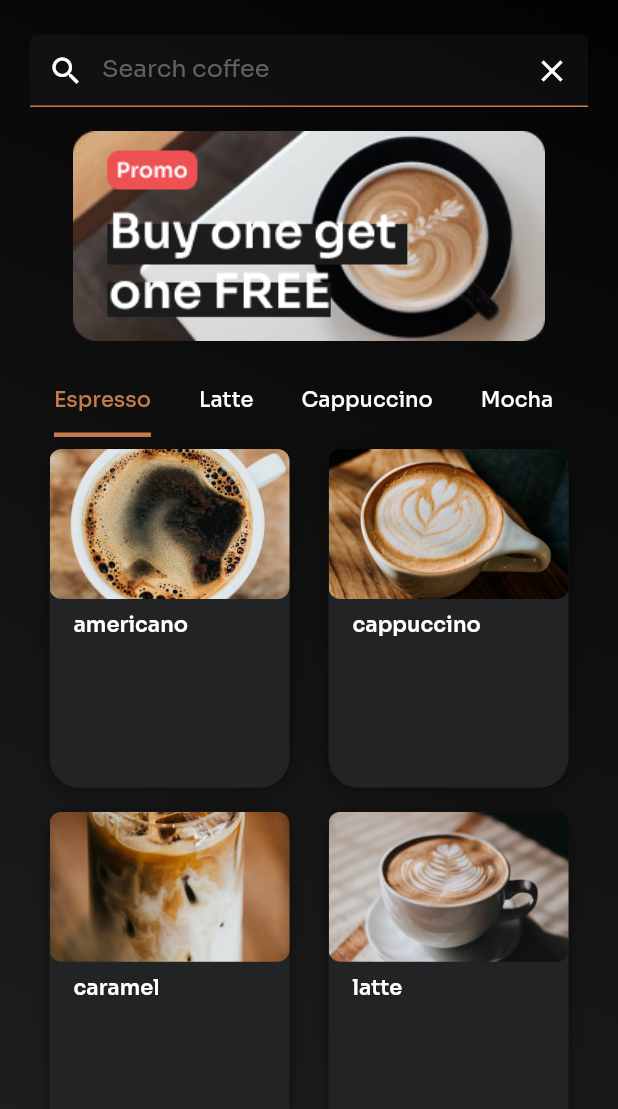
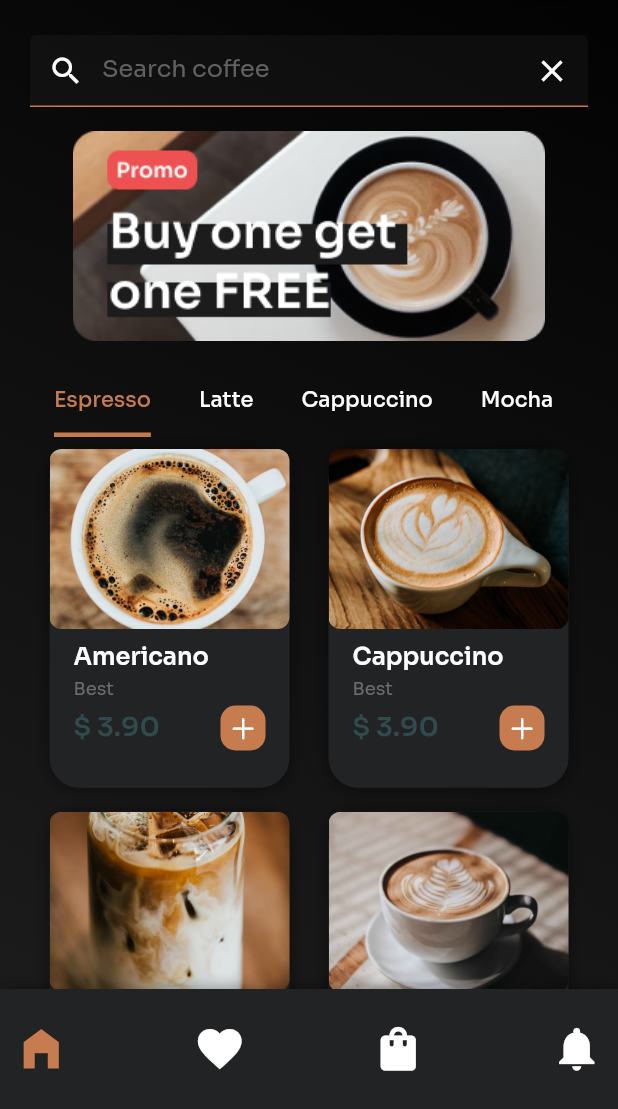
Before and after one commit to madbull12/flutter-coffee-ui, a Flutter app: the HomeScreen screen opened directly, on a phone screen of 412 x 824 dp, the part 127-1236 px from its top. Run offline on Flutter 3.47's test engine with Material 2 defaults, Android fonts, the phone set to English and light mode, and no system bars; our stand-ins replace glassmorphism, google_fonts.

Commit message:
detail item screen

```diff
--- a/lib/screens/home_screen.dart
+++ b/lib/screens/home_screen.dart
@@ -1,3 +1,4 @@
+import 'package:coffee_shop_app/widgets/bottom_bar.dart';
 import 'package:coffee_shop_app/widgets/items_widget.dart';
 import 'package:flutter/material.dart';
 
@@ -145,6 +146,7 @@ class _HomeScreenState extends State<HomeScreen>
         //   ],
         // ),
       ))),
+      bottomNavigationBar: const BottomBar(),
     );
   }
 }
--- /dev/null
+++ b/lib/widgets/bottom_bar.dart
@@ -0,0 +1,28 @@
+import 'package:flutter/material.dart';
+
+class BottomBar extends StatelessWidget {
+  const BottomBar({super.key});
+
+  @override
+  Widget build(BuildContext context) {
+    return Container(
+      padding: const EdgeInsets.symmetric(horizontal: 10.0),
+      height: 80,
+      decoration: BoxDecoration(color: const Color(0xff212325), boxShadow: [
+        BoxShadow(
+            color: Colors.black.withOpacity(0.4),
+            spreadRadius: 1,
+            blurRadius: 8)
+      ]),
+      child: Row(
+        mainAxisAlignment: MainAxisAlignment.spaceBetween,
+        children: const [
+          Icon(Icons.home_filled, color: Color(0xFFC67C4E), size: 35),
+          Icon(Icons.favorite, color: Colors.white, size: 35),
+          Icon(Icons.shopping_bag_rounded, color: Colors.white, size: 35),
+          Icon(Icons.notifications, color: Colors.white, size: 35),
+        ],
+      ),
+    );
+  }
+}
--- a/lib/widgets/items_widget.dart
+++ b/lib/widgets/items_widget.dart
@@ -1,4 +1,12 @@
+import 'package:coffee_shop_app/screens/item_details_screen.dart';
+import 'package:flutter/cupertino.dart';
 import 'package:flutter/material.dart';
+
+extension StringExtension on String {
+  String capitalize() {
+    return "${this[0].toUpperCase()}${this.substring(1).toLowerCase()}";
+  }
+}
 
 class ItemsWidget extends StatelessWidget {
   const ItemsWidget({super.key});
@@ -33,32 +41,71 @@ class ItemsWidget extends StatelessWidget {
                 ]),
             child:
                 Column(crossAxisAlignment: CrossAxisAlignment.start, children: [
-              // InkWell(
-              //   borderRadius: BorderRadius.circular(20.0),
-              //   child: Container(
-              //     child: Image.asset("assets/images/${images[i]}.jpg",
-              //         fit: BoxFit.cover, height: 100, width: double.infinity),
-              //   ),
-              // )
-              Container(
+              InkWell(
+                onTap: () => Navigator.push(
+                    context,
+                    MaterialPageRoute(
+                        builder: (context) => ItemDetailsScreen(images[i]))),
+                borderRadius: BorderRadius.circular(20.0),
+                child: Container(
                     width: double.infinity,
-                  height: 100.0,
+                    height: 120.0,
                     decoration: BoxDecoration(
-                      borderRadius: BorderRadius.all(Radius.circular(8.0)),
+                        borderRadius:
+                            const BorderRadius.all(Radius.circular(8.0)),
                         image: DecorationImage(
                             image: AssetImage("assets/images/${images[i]}.jpg"),
                             fit: BoxFit.cover))),
-              SizedBox(
+              ),
+              const SizedBox(
                 height: 8,
               ),
               Padding(
-                padding: EdgeInsets.symmetric(horizontal: 16.0),
-                child: Text(
-                  "${images[i]}",
+                  padding: const EdgeInsets.symmetric(horizontal: 16.0),
+                  child: Column(
+                      crossAxisAlignment: CrossAxisAlignment.start,
+                      children: [
+                        Text(
+                          "${images[i]}".capitalize(),
+                          style: const TextStyle(
+                              fontWeight: FontWeight.w600,
+                              color: Colors.white,
+                              fontSize: 16.0),
+                        ),
+                        const SizedBox(
+                          height: 4.0,
+                        ),
+                        const Text(
+                          "Best",
                           style: TextStyle(
-                      fontWeight: FontWeight.w600, color: Colors.white),
+                              color: Color(0x9b9b9b9b), fontSize: 12.0),
+                        ),
+                        const SizedBox(
+                          height: 4.0,
+                        ),
+                        Row(
+                          mainAxisAlignment: MainAxisAlignment.spaceBetween,
+                          crossAxisAlignment: CrossAxisAlignment.center,
+                          children: [
+                            const Text("\$\ 3.90",
+                                style: TextStyle(
+                                    color: Color(0xFF2F4B4E),
+                                    fontWeight: FontWeight.w600,
+                                    fontSize: 18.0)),
+                            Container(
+                              padding: const EdgeInsets.all(5),
+                              decoration: BoxDecoration(
+                                  color: const Color(0xFFC67C4E),
+                                  borderRadius: BorderRadius.circular(10.0)),
+                              child: const Icon(
+                                CupertinoIcons.add,
+                                size: 20,
+                                color: Colors.white,
                               ),
                             )
+                          ],
+                        )
+                      ]))
             ]),
           )
       ],
```
Also changed, not shown: lib/screens/item_details_screen.dart (added, +151 -0 lines). Lines whose indentation alone changed are shown as unchanged.
